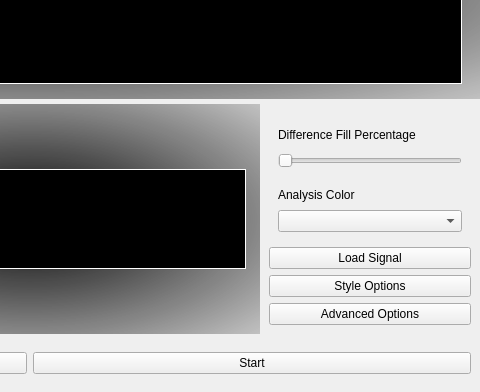
Above: UI/templates/mainwindow.ui from milonpabis/heartbeat-anomaly-detection before the change; both pictures show x 420 to 900 and y 208 to 600 of the 900 by 600 pixel window. Below: the same form after it.
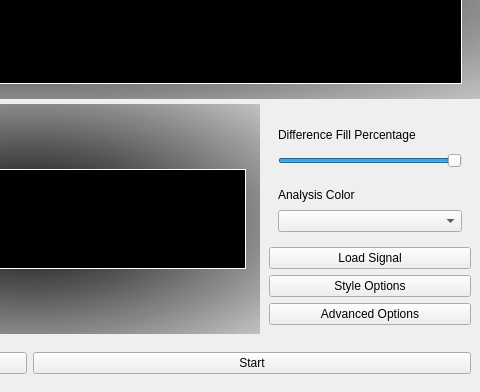
That is the form after the change.

Diff of the .ui file:
```diff
--- a/UI/templates/mainwindow.ui
+++ b/UI/templates/mainwindow.ui
@@ -532,6 +532,18 @@
                    </item>
                    <item>
                     <widget class="QSlider" name="slider_fill_percentage">
+                     <property name="maximum">
+                      <number>100</number>
+                     </property>
+                     <property name="singleStep">
+                      <number>50</number>
+                     </property>
+                     <property name="pageStep">
+                      <number>50</number>
+                     </property>
+                     <property name="sliderPosition">
+                      <number>100</number>
+                     </property>
                      <property name="orientation">
                       <enum>Qt::Horizontal</enum>
                      </property>
```
